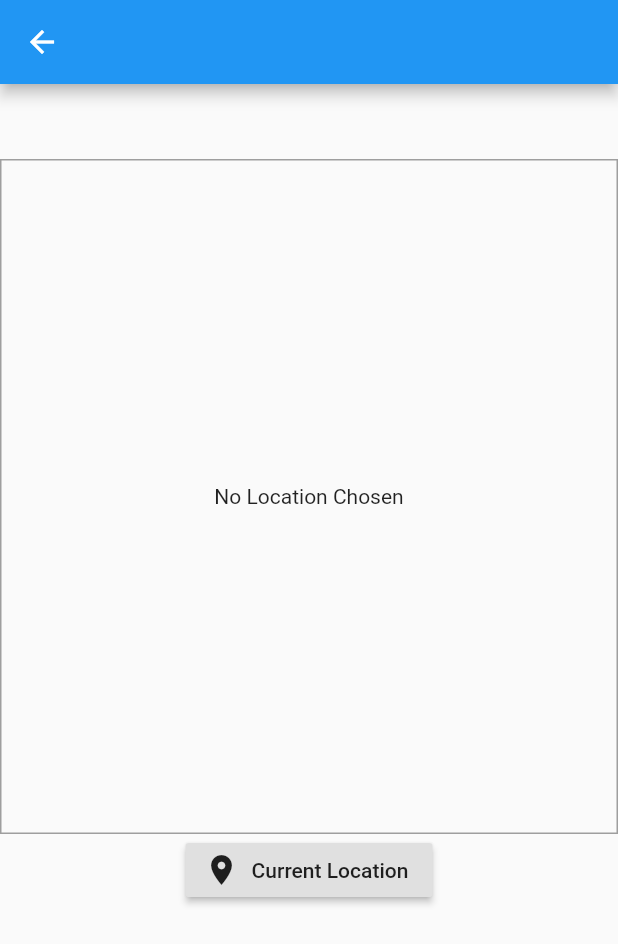
After one commit to a-ng9/test_flutter, a Flutter app: the screen it shows after launch, after a tap on "Google Maps", on a phone screen of 412 x 824 dp. The commit adds this screen. Shown: the top 944 px of the screen. Run offline on Flutter 3.47's test engine with Material 2 defaults, Android fonts, the phone set to English and light mode, and no system bars; our stand-ins replace connectivity, flutter_local_notifications, image_picker, location.

Commit message:
50% of map completed
Integrating google map to show current location.

```diff
--- /dev/null
+++ b/lib/location_api.dart
@@ -0,0 +1,8 @@
+const GOOGLE_API_KEY = 'AIzaSyCdlZMsorenGx2j4gXDc-_TuVrL_Ol61g4';
+
+class LocationAPI {
+  static String generateLocationPreviewImage(
+      {double latitude, double longitude}) {
+    return 'https://maps.googleapis.com/maps/api/staticmap?center=$latitude,$longitude&zoom=15&size=600x650 &maptype=roadmap&markers=color:red%7Clabel:A%7C$latitude,$longitude&key=$GOOGLE_API_KEY';
+  }
+}
--- a/lib/main.dart
+++ b/lib/main.dart
@@ -3,6 +3,7 @@ import 'package:test_flutter/screens/connectivity.dart';
 
 import 'package:test_flutter/screens/camera.dart';
 import 'package:test_flutter/screens/local_notification.dart';
+import 'package:test_flutter/screens/location_googleMaps.dart';
 import 'package:test_flutter/widgets/location_input.dart';
 
 void main() => runApp(MyApp());
@@ -49,7 +50,6 @@ class _MyHomePageState extends State<MyHomePage> {
                       MaterialPageRoute(builder: (context) => CameraScreen()));
                 },
               ),
-              LocationInput(),
               RaisedButton.icon(
                 icon: Icon(Icons.wifi_tethering),
                 label: Text("Connectivity"),
@@ -69,6 +69,19 @@ class _MyHomePageState extends State<MyHomePage> {
                 },
                 icon: Icon(Icons.notifications),
                 label: Text("Local Notification"),
+              ),
+              //Gives the latitude and longitude coordinates in the debug console
+              LocationInput(),
+              ////////////////////////////////////////////////////////////////////
+              RaisedButton.icon(
+                onPressed: () {
+                  Navigator.push(
+                      context,
+                      MaterialPageRoute(
+                          builder: (context) => LocationGoogleMaps()));
+                },
+                icon: Icon(Icons.map),
+                label: Text("Google Maps"),
               )
             ],
           ),
--- /dev/null
+++ b/lib/screens/location_googleMaps.dart
@@ -0,0 +1,56 @@
+import 'package:flutter/material.dart';
+import 'package:location/location.dart';
+
+import 'package:test_flutter/location_api.dart';
+
+class LocationGoogleMaps extends StatefulWidget {
+  @override
+  _LocationGoogleMapsState createState() => _LocationGoogleMapsState();
+}
+
+class _LocationGoogleMapsState extends State<LocationGoogleMaps> {
+  String _previewImageUrl;
+
+  Future<void> _getCurrentUserLocation() async {
+    final locData = await Location().getLocation();
+    final staticMapImageURL = LocationAPI.generateLocationPreviewImage(
+      latitude: locData.latitude,
+      longitude: locData.longitude,
+    );
+    setState(() {
+      _previewImageUrl = staticMapImageURL;
+    });
+  }
+
+  @override
+  Widget build(BuildContext context) {
+    return Scaffold(
+      appBar: AppBar(),
+      body: Column(
+        children: <Widget>[
+          SizedBox(
+            height: 50,
+          ),
+          Container(
+              height: 450,
+              width: double.infinity,
+              alignment: Alignment.center,
+              decoration: BoxDecoration(
+                  border: Border.all(width: 1, color: Colors.grey)),
+              child: _previewImageUrl == null
+                  ? Text(
+                      'No Location Chosen',
+                      textAlign: TextAlign.center,
+                    )
+                  : Image.network(_previewImageUrl,
+                      fit: BoxFit.cover, width: double.infinity)),
+          RaisedButton.icon(
+            icon: Icon(Icons.location_on),
+            label: Text("Current Location"),
+            onPressed: _getCurrentUserLocation,
+          ),
+        ],
+      ),
+    );
+  }
+}
```
